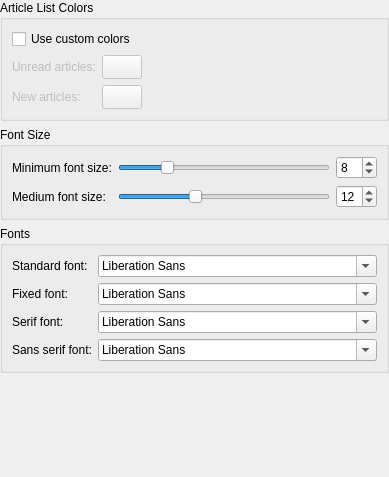
Before: the Qt Designer form configuration/ui/settings_appearance.ui in KDE/akregator, drawn with Qt 5.
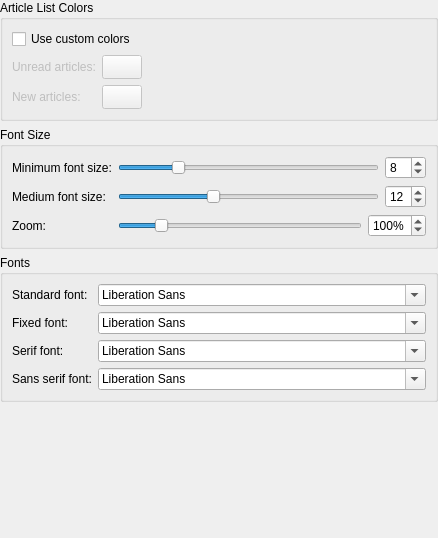
After: the same form once the commit is applied. Custom widgets are drawn as their Qt base class.

Commit message:
Add article zoom slider under appearance settings
Summary: Zooming can be be preferable to setting larger font size.

Test Plan:
Before: {F5816397}
After: {F5816398}

Reviewers: dvratil

Reviewed By: dvratil

Subscribers: dvratil, mlaurent, #kde_pim

Tags: #kde_pim

What changed in the file:
```diff
--- a/configuration/ui/settings_appearance.ui
+++ b/configuration/ui/settings_appearance.ui
@@ -7,8 +7,8 @@
    <rect>
     <x>0</x>
     <y>0</y>
-    <width>389</width>
-    <height>477</height>
+    <width>438</width>
+    <height>538</height>
    </rect>
   </property>
   <layout class="QVBoxLayout" name="verticalLayout" stretch="0,0,0,1">
@@ -170,14 +170,14 @@
         </item>
        </layout>
       </item>
-      <item row="1" column="0">
+      <item row="2" column="0">
        <widget class="QLabel" name="lbl_MediumFontSize">
         <property name="text">
          <string>Medium font size:</string>
         </property>
        </widget>
       </item>
-      <item row="1" column="1">
+      <item row="2" column="1">
        <layout class="QHBoxLayout">
         <property name="leftMargin">
          <number>0</number>
@@ -219,6 +219,73 @@
         </item>
        </layout>
       </item>
+      <item row="4" column="0">
+       <widget class="QLabel" name="lbl_Zoom">
+        <property name="text">
+         <string>Zoom:</string>
+        </property>
+       </widget>
+      </item>
+      <item row="4" column="1">
+       <layout class="QHBoxLayout" name="_2">
+        <property name="leftMargin">
+         <number>0</number>
+        </property>
+        <property name="topMargin">
+         <number>0</number>
+        </property>
+        <property name="rightMargin">
+         <number>0</number>
+        </property>
+        <property name="bottomMargin">
+         <number>0</number>
+        </property>
+        <item>
+         <widget class="QSlider" name="slider_zoom">
+          <property name="minimum">
+           <number>25</number>
+          </property>
+          <property name="maximum">
+           <number>500</number>
+          </property>
+          <property name="singleStep">
+           <number>5</number>
+          </property>
+          <property name="value">
+           <number>100</number>
+          </property>
+          <property name="orientation">
+           <enum>Qt::Horizontal</enum>
+          </property>
+          <property name="tickPosition">
+           <enum>QSlider::NoTicks</enum>
+          </property>
+          <property name="tickInterval">
+           <number>5</number>
+          </property>
+         </widget>
+        </item>
+        <item>
+         <widget class="QSpinBox" name="kcfg_Zoom">
+          <property name="suffix">
+           <string notr="true">%</string>
+          </property>
+          <property name="minimum">
+           <number>25</number>
+          </property>
+          <property name="maximum">
+           <number>500</number>
+          </property>
+          <property name="singleStep">
+           <number>5</number>
+          </property>
+          <property name="value">
+           <number>100</number>
+          </property>
+         </widget>
+        </item>
+       </layout>
+      </item>
      </layout>
     </widget>
    </item>
```
Left out of the diff: 15 changed lines with no effect on the pictures. The commit also changes 4 other files.
